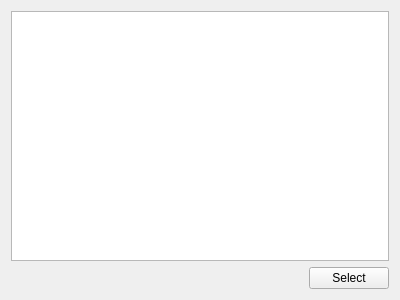
Qt form DllInjector/windows/selectprocess.ui (ANDR-ASCII/dll_injector) before a commit.
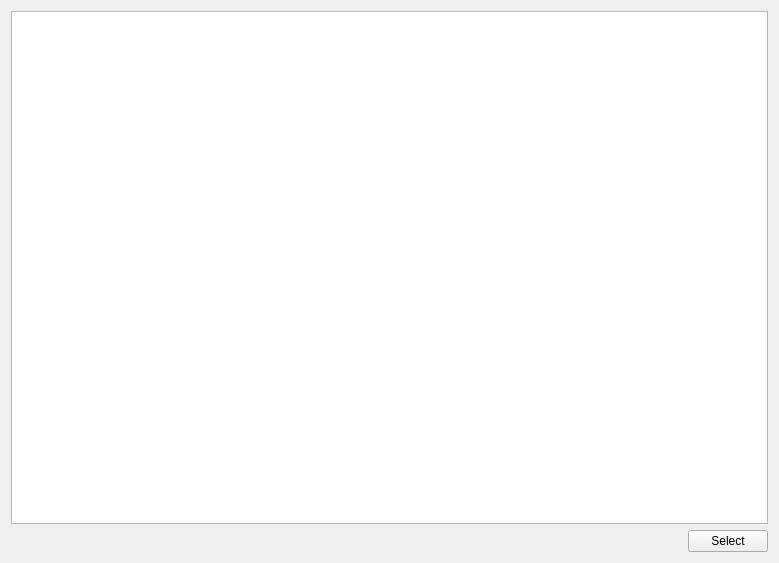
The same form after that commit. Icons and pictures are not drawn.

What changed in the file:
```diff
--- a/DllInjector/windows/selectprocess.ui
+++ b/DllInjector/windows/selectprocess.ui
@@ -9,8 +9,8 @@
    <rect>
     <x>0</x>
     <y>0</y>
-    <width>400</width>
-    <height>300</height>
+    <width>779</width>
+    <height>563</height>
    </rect>
   </property>
   <property name="windowTitle">
@@ -20,6 +20,9 @@
    <iconset>
     <normaloff>../icons/Malware-icon.png</normaloff>../icons/Malware-icon.png</iconset>
   </property>
+  <property name="styleSheet">
+   <string notr="true">font: 10pt &quot;MS Shell Dlg 2&quot;;</string>
+  </property>
   <layout class="QVBoxLayout" name="verticalLayout">
    <item>
     <widget class="QTreeView" name="processView"/>
```
Left out of the diff: 8 changed lines with no effect on the pictures.
